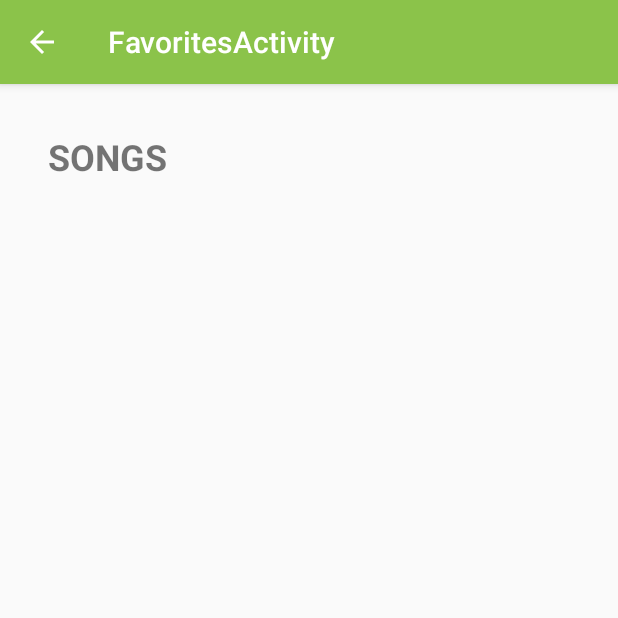
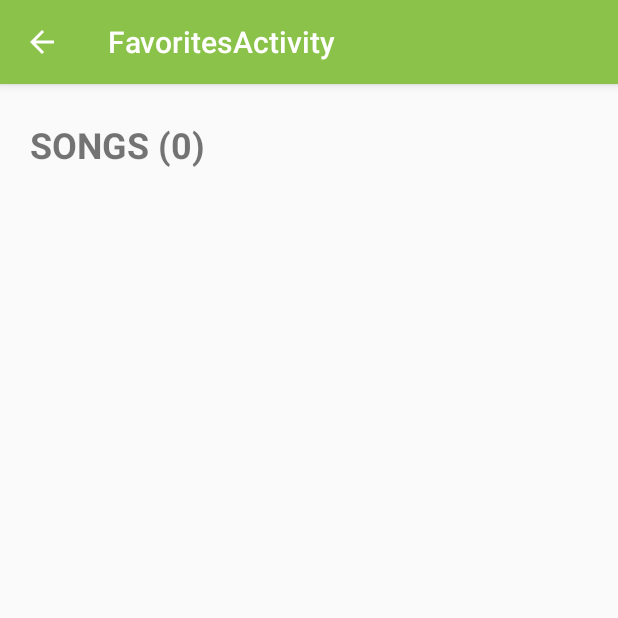
Before and after one commit to nickstamp93/GeocultureDemo, an Android app: the FavoritesActivity screen opened directly, with no data from a screen before it, on a phone screen of 412 x 824 dp, the top half of it. Run offline under Robolectric (Android 15) with nearby library versions, the phone set to English and light mode, and no system bars; our stand-ins replace Picasso; pictures from the network do not load.

Commit message:
Favorite headers fix

```diff
--- a/app/build.gradle
+++ b/app/build.gradle
@@ -28,7 +28,7 @@ dependencies {
     compile 'com.android.support:recyclerview-v7:23.1.1'
     compile 'org.jsoup:jsoup:1.8.3'
     compile 'com.android.support:support-v4:23.1.1'
-    compile 'com.google.android.gms:play-services:8.3.0'
+    compile 'com.google.android.gms:play-services:8.4.0'
     compile 'com.google.code.gson:gson:2.2.4'
     compile 'com.nineoldandroids:library:2.4.0'
     compile 'com.daimajia.easing:library:1.0.1@aar'
--- a/app/src/main/java/com/geoculturedemo/nickstamp/geoculturedemo/Adapter/FavoritesAdapter.java
+++ b/app/src/main/java/com/geoculturedemo/nickstamp/geoculturedemo/Adapter/FavoritesAdapter.java
@@ -87,12 +87,10 @@ public class FavoritesAdapter extends RecyclerView.Adapter<FavoritesAdapter.Favo
 
             Song song = ((Song) objects.get(position));
 
-            holder.songTitle.setText(song.getTitle());
-            holder.songArtist.setText(song.getArtist().split("\\|")[0]);
+            holder.songTitle.setText(position + "." + song.getTitle());
+            holder.songArtist.setText(song.getArtist().split("\\|")[0].split("\\.")[1]);
 
-            Log.i("nikos", song.getArtist());
         }
-
 
     }
 
--- a/app/src/main/java/com/geoculturedemo/nickstamp/geoculturedemo/Database/Database.java
+++ b/app/src/main/java/com/geoculturedemo/nickstamp/geoculturedemo/Database/Database.java
@@ -98,16 +98,23 @@ public class Database extends SQLiteOpenHelper {
 
         }
 
-
         return items;
     }
 
+    /**
+     * Get all items saved to the favorites
+     *
+     * @return the list with the saved items
+     */
     public ArrayList<Object> getAllFavorites() {
         ArrayList<Object> objects = new ArrayList<>();
-        objects.add(context.getString(R.string.text_songs));
-        objects.addAll(getListSongs());
-        objects.add(context.getString(R.string.text_movies));
-        objects.addAll(getListMovies());
+        ArrayList songs = getListSongs();
+        objects.addAll(songs);
+        objects.add(0, context.getString(R.string.text_songs) + " (" + songs.size() + ")");
+        int movieHeaderPos = songs.size() + 1;
+        ArrayList movies = getListMovies();
+        objects.addAll(movies);
+        objects.add(movieHeaderPos, context.getString(R.string.text_movies) + " (" + movies.size() + ")");
         return objects;
     }
 
--- a/app/src/main/res/layout/list_item_header.xml
+++ b/app/src/main/res/layout/list_item_header.xml
@@ -3,6 +3,8 @@
     android:id="@+id/tvHeader"
     android:layout_width="match_parent"
     android:layout_height="match_parent"
-    android:padding="16dp"
+    android:paddingLeft="4dp"
+    android:paddingTop="8dp"
+    android:paddingBottom="8dp"
     android:textSize="24sp"
     android:textStyle="bold" />
```
